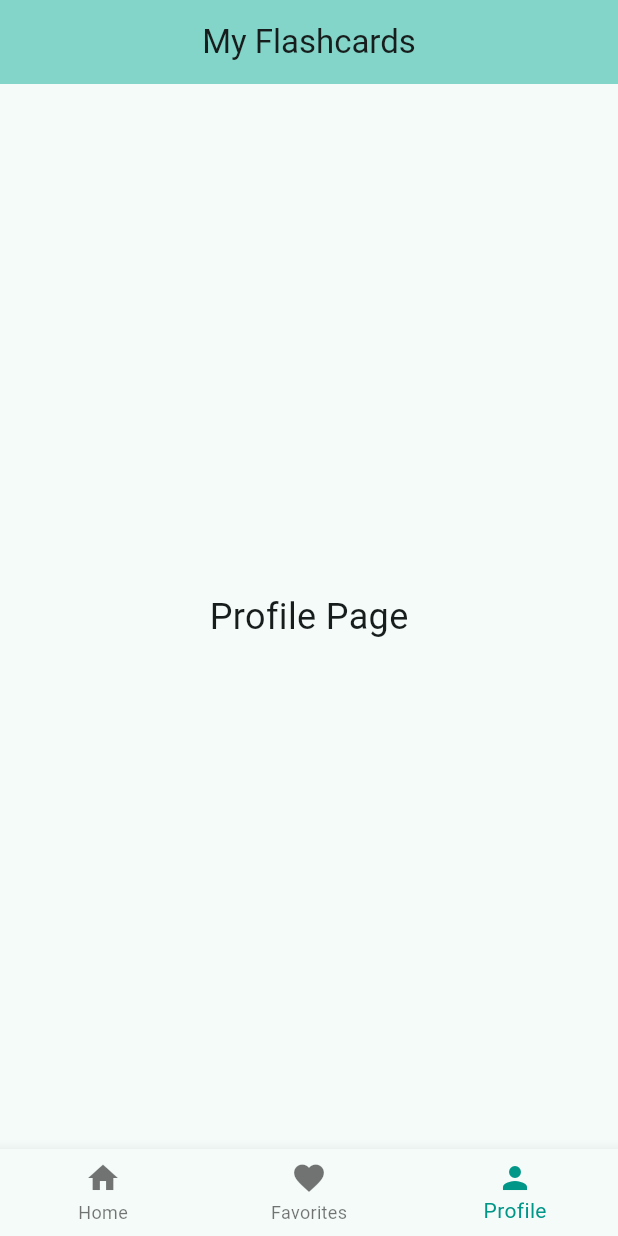
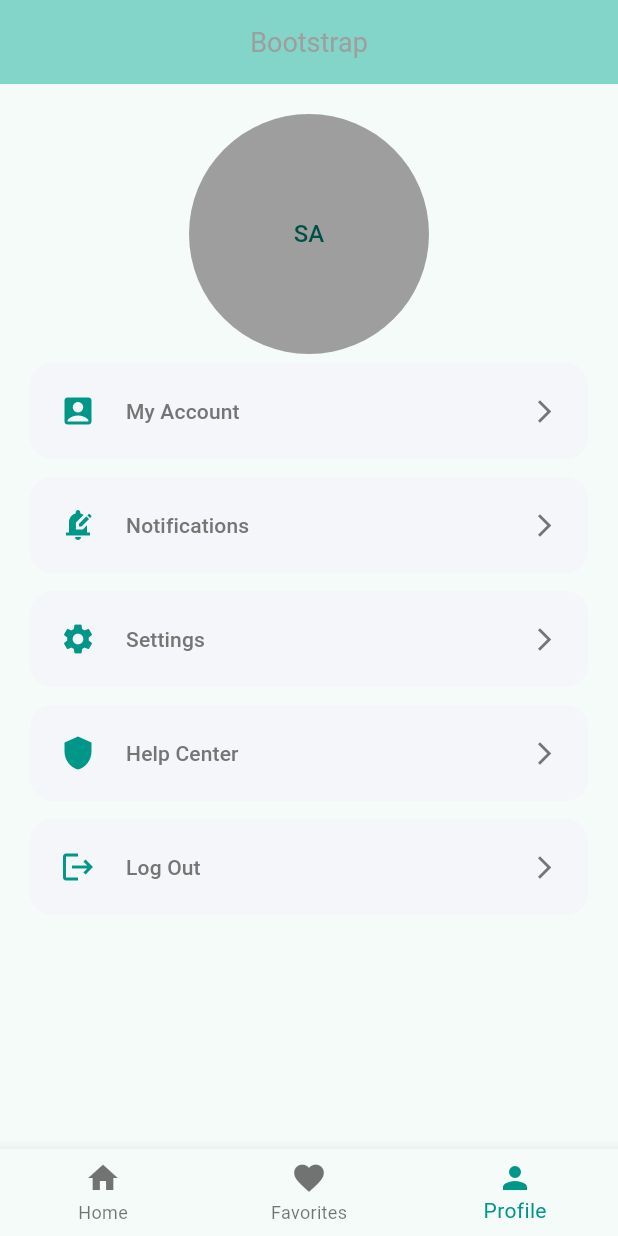
Before and after one commit to Shukre/Bootstrap, a Flutter app: the HomePage screen opened directly, item 3 of the bottom bar chosen, on a phone screen of 412 x 824 dp. Run offline on Flutter 3.47's test engine with Material 3 defaults, Android fonts, the phone set to English and light mode, and no system bars.

Commit message:
Profile page

```diff
--- a/lib/Dashboard/HomePage.dart
+++ b/lib/Dashboard/HomePage.dart
@@ -117,6 +117,30 @@ class _HomePageState extends State<HomePage> {
     );
   }
 
+  Widget _buildProfileView() {
+    final ButtonStyle style = ElevatedButton.styleFrom(
+      textStyle: const TextStyle(fontSize: 20),
+    );
+    return Center(
+      child: Column(
+        children: [
+          SizedBox(height: 20),
+          CircleAvatar(
+            backgroundColor: Colors.grey,
+            radius: 80,
+            child: Text('SA'),
+          ),
+          ProfileButton("My Account", Icons.account_box),
+          ProfileButton("Notifications", Icons.edit_notifications),
+          ProfileButton("Settings", Icons.settings),
+          ProfileButton("Help Center", Icons.shield),
+          ProfileButton("Log Out", Icons.logout),
+          Spacer(),
+        ],
+      ),
+    );
+  }
+
   Widget _buildFavoritesView() {
     final favoriteSets = _studySets.where((set) {
       return set.cards.any((card) => card.isFavorite);
@@ -198,13 +222,16 @@ class _HomePageState extends State<HomePage> {
     final List<Widget> pages = [
       _buildHomeView(),
       _buildFavoritesView(),
-      const Center(child: Text('Profile Page', style: TextStyle(fontSize: 24))),
+      _buildProfileView(),
     ];
 
     return Scaffold(
       appBar: AppBar(
         automaticallyImplyLeading: false,
-        title: const Text('My Flashcards'),
+        title: const Text(
+          'Bootstrap',
+          style: TextStyle(fontSize: 18, color: Colors.grey),
+        ),
         backgroundColor: Theme.of(context).colorScheme.inversePrimary,
         centerTitle: true,
       ),
@@ -231,3 +258,40 @@ class _HomePageState extends State<HomePage> {
     );
   }
 }
+
+class ProfileButton extends StatelessWidget {
+  const ProfileButton(this.text, this.icon);
+  final String text;
+  final IconData icon;
+
+  @override
+  Widget build(BuildContext context) {
+    return Padding(
+      padding: const EdgeInsets.symmetric(horizontal: 20, vertical: 6),
+      child: TextButton(
+        style: TextButton.styleFrom(
+          foregroundColor: const Color(0xFFFF7643),
+          padding: const EdgeInsets.all(20),
+          shape: RoundedRectangleBorder(
+            borderRadius: BorderRadius.circular(15),
+          ),
+          backgroundColor: const Color(0xFFF5F6F9),
+        ),
+        onPressed: () {},
+        child: Row(
+          children: [
+            Icon(icon, color: Colors.teal, size: 24.0),
+            const SizedBox(width: 20),
+            Expanded(
+              child: Text(
+                text,
+                style: const TextStyle(color: Color(0xFF757575)),
+              ),
+            ),
+            const Icon(Icons.arrow_forward_ios, color: Color(0xFF757575)),
+          ],
+        ),
+      ),
+    );
+  }
+}
```
